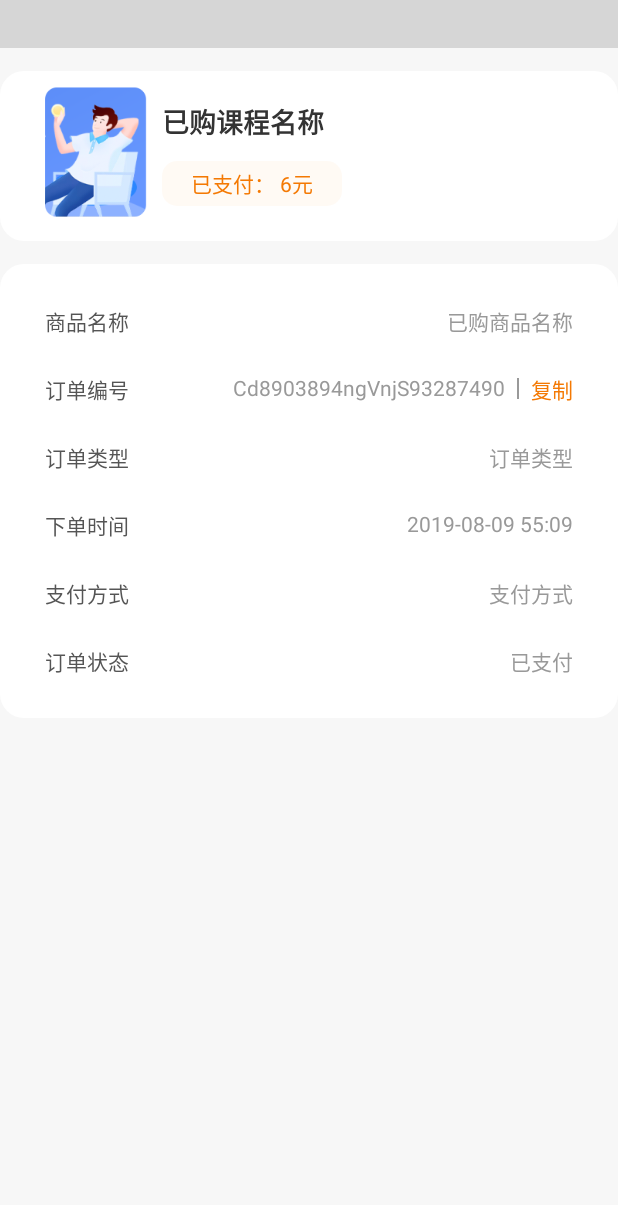
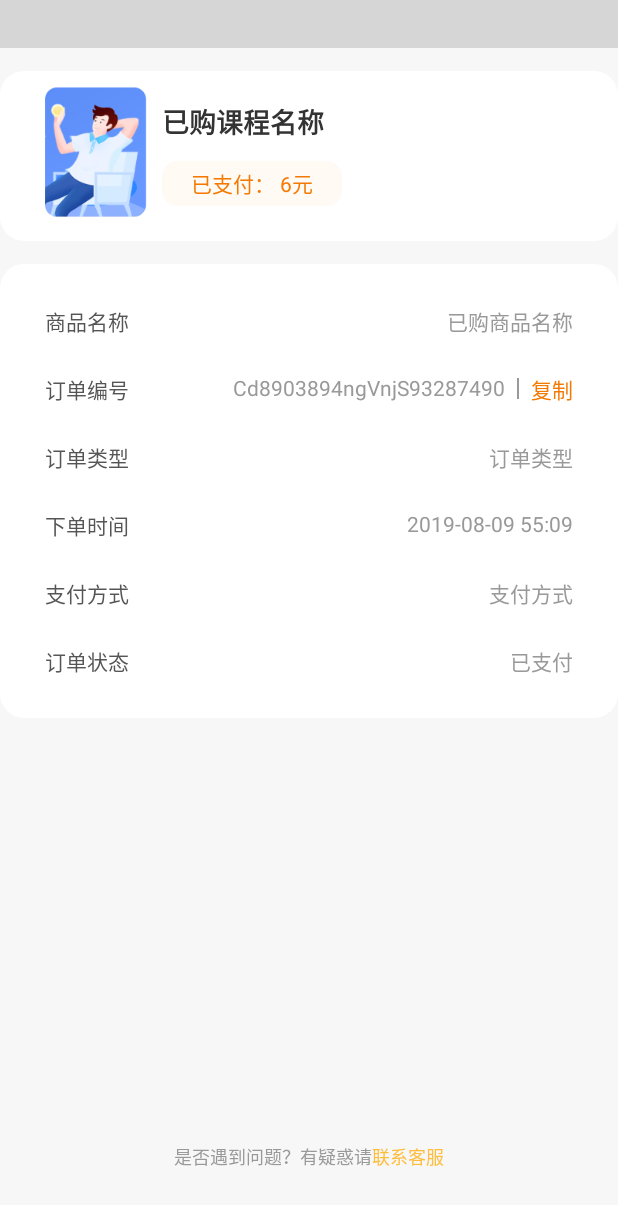
Before and after one commit to LingkaiZhang/caituxuetang, an Android app: the OrderDetaailsActivity screen opened directly, with no data from a screen before it, on a phone screen of 412 x 824 dp. Shown: the top 1205 px of the screen. Run offline under Robolectric (Android 15) with nearby library versions, the phone set to English and light mode, and no system bars; our stand-ins replace ButterKnife; libraries missing offline, so code that uses them is left out: com.next.easytitlebar, com.readystatesoftware.systembartint, com.scwang.smartrefresh, com.tencent.mm, com.tqzhang.stateview; plain views replace EasyTitleBar; 5 statements that could not run were skipped; grey boxes are pictures that could not be loaded.

Commit message:
订单详情页面复制按钮

```diff
--- a/app/src/main/java/com/yuanin/fuliclub/minePart/OrderDetaailsActivity.java
+++ b/app/src/main/java/com/yuanin/fuliclub/minePart/OrderDetaailsActivity.java
@@ -1,19 +1,43 @@
 package com.yuanin.fuliclub.minePart;
 
-import android.support.v7.app.AppCompatActivity;
 import android.os.Bundle;
+import android.view.View;
+import android.widget.ImageView;
+import android.widget.TextView;
 
 import com.mvvm.base.AbsLifecycleActivity;
 import com.next.easytitlebar.view.EasyTitleBar;
 import com.yuanin.fuliclub.R;
+import com.yuanin.fuliclub.util.ClipboardHelper;
+import com.yuanin.fuliclub.util.ToastUtils;
 
 import java.lang.ref.WeakReference;
 
 import butterknife.BindView;
+import butterknife.ButterKnife;
+import butterknife.OnClick;
 
 public class OrderDetaailsActivity extends AbsLifecycleActivity<MyViewModel> {
     @BindView(R.id.titleBar)
     EasyTitleBar titleBar;
+    @BindView(R.id.ivOrderIMG)
+    ImageView ivOrderIMG;
+    @BindView(R.id.tvOrderName)
+    TextView tvOrderName;
+    @BindView(R.id.tvOrderPrice)
+    TextView tvOrderPrice;
+    @BindView(R.id.tvOrderNo)
+    TextView tvOrderNo;
+    @BindView(R.id.tvCopy)
+    TextView tvCopy;
+    @BindView(R.id.tvOrderType)
+    TextView tvOrderType;
+    @BindView(R.id.tvPayType)
+    TextView tvPayType;
+    @BindView(R.id.tvOrderStatus)
+    TextView tvOrderStatus;
+    @BindView(R.id.tvContactUs)
+    TextView tvContactUs;
 
     private WeakReference<OrderDetaailsActivity> weakReference;
 
@@ -38,4 +62,28 @@ public class OrderDetaailsActivity extends AbsLifecycleActivity<MyViewModel> {
         titleBar.getBackLayout().setOnClickListener(v -> finish());
 
     }
+
+    @Override
+    protected void onCreate(Bundle savedInstanceState) {
+        super.onCreate(savedInstanceState);
+        // TODO: add setContentView(...) invocation
+        ButterKnife.bind(this);
+    }
+
+    @OnClick({R.id.tvCopy, R.id.tvContactUs})
+    public void onViewClicked(View view) {
+        switch (view.getId()) {
+            //点击复制
+            case R.id.tvCopy:
+                String orderNo = tvOrderNo.getText().toString().trim();
+                ClipboardHelper.getInstance(this).copyText("order_no", orderNo);
+                ToastUtils.showToast("已成功复制到剪切板");
+                break;
+
+            //联系我们
+            case R.id.tvContactUs:
+
+                break;
+        }
+    }
 }
--- a/app/src/main/res/layout/activity_order_detaails.xml
+++ b/app/src/main/res/layout/activity_order_detaails.xml
@@ -196,4 +196,33 @@
 
     </LinearLayout>
 
+
+    <LinearLayout
+        android:layout_width="match_parent"
+        android:layout_height="wrap_content"
+        android:orientation="horizontal"
+        android:gravity="center"
+        app:layout_constraintBottom_toBottomOf="parent"
+        android:layout_marginBottom="44dp">
+
+
+        <TextView
+            android:layout_width="wrap_content"
+            android:layout_height="wrap_content"
+            android:text="是否遇到问题？有疑惑请"
+            android:textSize="12sp"
+            android:textColor="@color/color_999999"
+            />
+
+        <TextView
+            android:id="@+id/tvContactUs"
+            android:layout_width="wrap_content"
+            android:layout_height="wrap_content"
+            android:text="联系客服"
+            android:textSize="12sp"
+            android:textColor="#FEBD3C"/>
+
+    </LinearLayout>
+
+
 </android.support.constraint.ConstraintLayout>
--- a/app/src/main/res/layout/fragment_mine.xml
+++ b/app/src/main/res/layout/fragment_mine.xml
@@ -31,6 +31,8 @@
             android:layout_alignParentBottom="true"
             android:layout_marginBottom="32dp"
             android:src="@mipmap/combined_nation" />
+
+
 
         <LinearLayout
             android:layout_width="wrap_content"
```
Also changed, not shown: app/src/main/java/com/yuanin/fuliclub/util/ClipboardHelper.java (added, +254 -0 lines).
